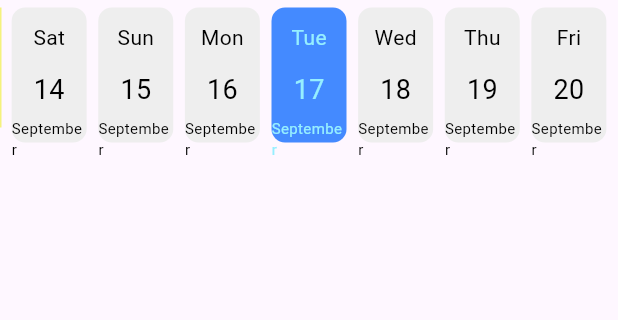
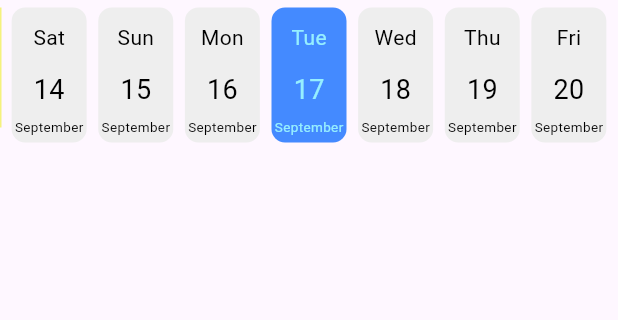
Before and after one commit to elbadritarek/to_do_app, a Flutter app: the screen it shows after launch, on a phone screen of 412 x 824 dp, the part 84-404 px from its top. Run offline on Flutter 3.47's test engine with Material 3 defaults, Android fonts, the phone set to English and light mode, and no system bars; our stand-ins replace bloc, flutter_bloc, flutter_local_notifications, flutter_slidable, font_awesome_flutter, hive and 3 more; accounts and stored records are empty; statements that could not run were skipped.

Commit message:
editing text size

```diff
--- a/lib/views/widgets/celander_item.dart
+++ b/lib/views/widgets/celander_item.dart
@@ -42,7 +42,7 @@ class celanderItem extends StatelessWidget {
             Text(
               DateFormat('MMMM').format(day),
               style: TextStyle(
-                  fontSize: 10,
+                  fontSize: 9,
                   color: isSelected ? const Color(0xff96EFFF) : Colors.black),
             )
           ],
```
